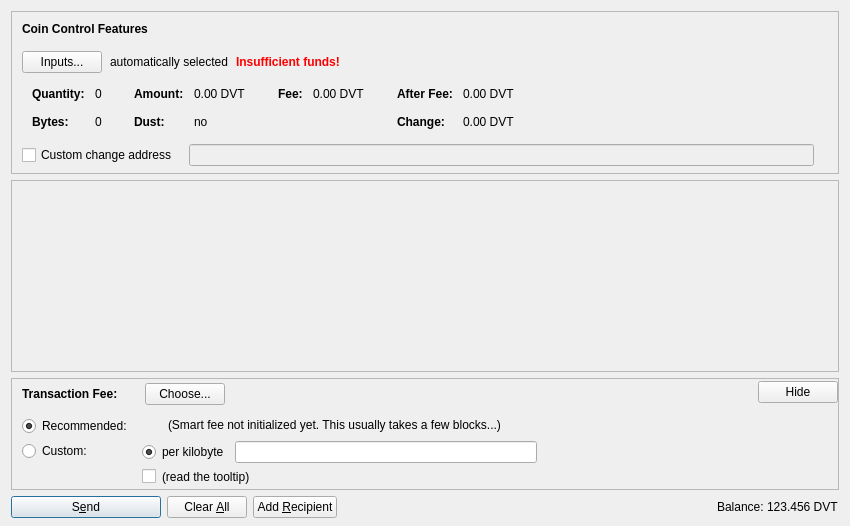
Above: src/qt/forms/sendcoinsdialog.ui from Bitcoin-ABC/bitcoin-abc before the change. Below: the same form after it.
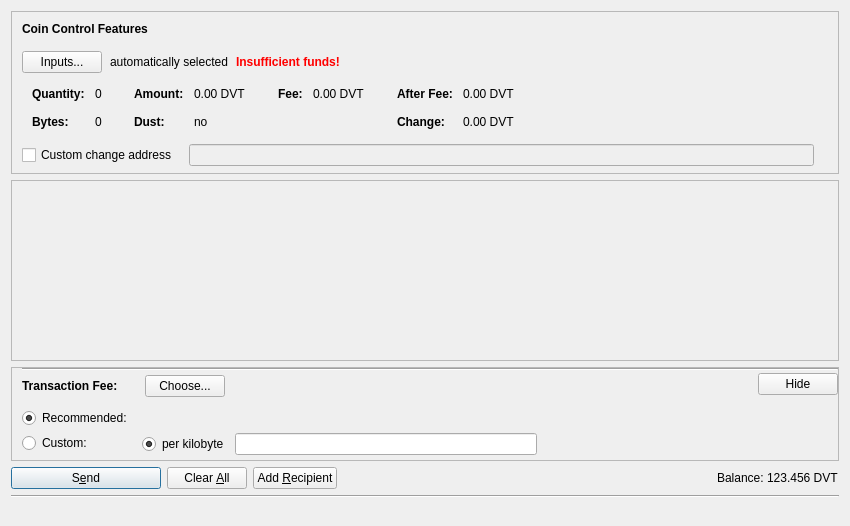
That is the form after the change. Icons and pictures are not drawn. Custom widgets are drawn as their Qt base class.

Patch:
```diff
--- a/src/qt/forms/sendcoinsdialog.ui
+++ b/src/qt/forms/sendcoinsdialog.ui
@@ -675,6 +675,13 @@
         <property name="topMargin">
          <number>0</number>
         </property>
+         <item>
+              <widget class="Line" name="lineb">
+                  <property name="orientation">
+                    <enum>Qt::Horizontal</enum>
+                  </property>
+              </widget>
+          </item>
         <item>
          <layout class="QHBoxLayout" name="horizontalLayoutFee1">
           <property name="bottomMargin">
@@ -857,7 +864,7 @@
                  </item>
                 </layout>
                </item>
-               <item>
+          <!--      <item>
                 <layout class="QHBoxLayout" name="horizontalLayoutFee8">
                  <item>
                   <widget class="QCheckBox" name="checkBoxMinimumFee">
@@ -899,7 +906,7 @@
                   </spacer>
                  </item>
                 </layout>
-               </item>
+               </item>  -->
               </layout>
              </item>
              <item row="0" column="0">
@@ -986,7 +993,7 @@
                    </property>
                   </widget>
                  </item>
-                 <item>
+            <!--      <item>
                   <widget class="QLabel" name="labelSmartFee2">
                    <property name="text">
                     <string>(Smart fee not initialized yet. This usually takes a few blocks...)</string>
@@ -995,7 +1002,7 @@
                     <number>2</number>
                    </property>
                   </widget>
-                 </item>
+                 </item> -->
                  <item>
                   <spacer name="horizontalSpacer_5">
                    <property name="orientation">
@@ -1171,6 +1178,26 @@
      </item>
     </layout>
    </item>
+  <item>
+      <widget class="Line" name="lineb">
+        <property name="orientation">
+          <enum>Qt::Horizontal</enum>
+        </property>
+      </widget>
+    </item>
+    <item>
+      <spacer name="verticalBottomSpacer">
+       <property name="orientation">
+        <enum>Qt::Vertical</enum>
+       </property>
+       <property name="sizeHint" stdset="0">
+        <size>
+         <width>40</width>
+         <height>20</height>
+        </size>
+       </property>
+      </spacer>
+     </item>
   </layout>
  </widget>
  <customwidgets>
```
Left out of the diff: 4 changed lines with no effect on the pictures.
